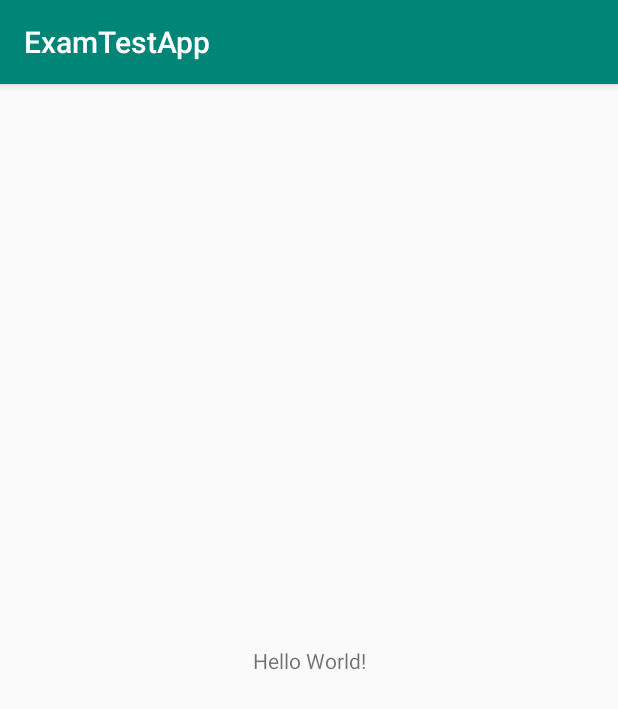
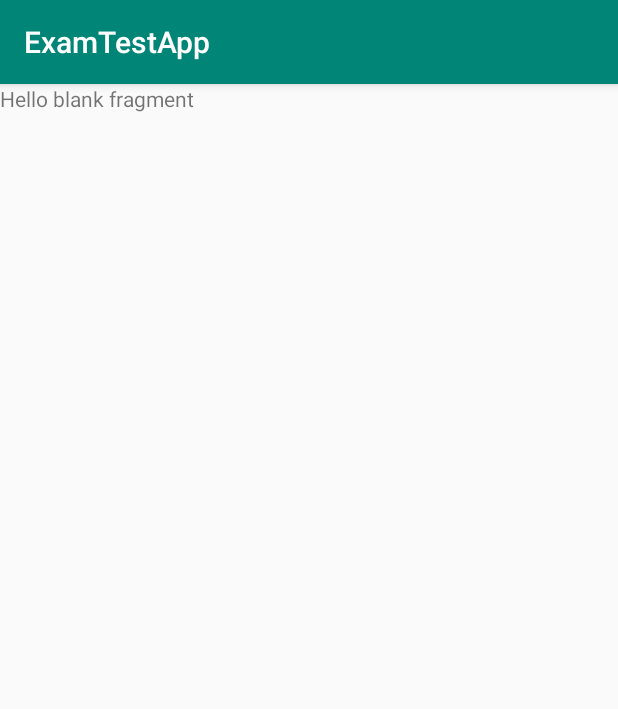
Before and after one commit to amir-hossain/ExamAppTest, an Android app: the screen it shows after launch (MainActivity), on a phone screen of 412 x 824 dp. Shown: the top 709 px of the screen. Run offline under Robolectric (Android 15) with nearby library versions, the phone set to English and light mode, and no system bars.

Commit message:
activity and fragment life cycle

```diff
--- a/app/build.gradle
+++ b/app/build.gradle
@@ -22,6 +22,7 @@ dependencies {
     implementation fileTree(dir: 'libs', include: ['*.jar'])
     implementation 'com.android.support:appcompat-v7:28.0.0'
     implementation 'com.android.support.constraint:constraint-layout:1.1.3'
+    implementation 'com.android.support:support-v4:28.0.0'
     testImplementation 'junit:junit:4.12'
     androidTestImplementation 'com.android.support.test:runner:1.0.2'
     androidTestImplementation 'com.android.support.test.espresso:espresso-core:3.0.2'
--- a/app/src/main/java/com/example/amir/examtestapp/MainActivity.java
+++ b/app/src/main/java/com/example/amir/examtestapp/MainActivity.java
@@ -2,12 +2,62 @@ package com.example.amir.examtestapp;
 
 import android.support.v7.app.AppCompatActivity;
 import android.os.Bundle;
+import android.util.Log;
 
 public class MainActivity extends AppCompatActivity {
 
+    private String tag="life cycle method";
     @Override
     protected void onCreate(Bundle savedInstanceState) {
+
         super.onCreate(savedInstanceState);
+        Log.i(tag,"activity on create(initialize)");
         setContentView(R.layout.activity_main);
+
+
+    }
+
+    @Override
+    protected void onStart() {
+
+        super.onStart();
+        Log.i(tag,"activity on start(visible)");
+    }
+
+    @Override
+    protected void onResume() {
+
+        super.onResume();
+        Log.i(tag,"activity on resume(user interaction)");
+
+
+    }
+
+    @Override
+    protected void onPause() {
+
+        super.onPause();
+        Log.i(tag,"activity on pause(stop user interaction)");
+    }
+
+    @Override
+    protected void onStop() {
+
+        super.onStop();
+        Log.i(tag,"activity on stop(invisible)");
+    }
+
+    @Override
+    protected void onDestroy() {
+
+        super.onDestroy();
+        Log.i(tag,"activity on destroy(free memory)");
+    }
+
+
+    @Override
+    protected void onRestart() {
+        super.onRestart();
+        Log.i(tag,"activity on re start (reopen)");
     }
 }
--- /dev/null
+++ b/app/src/main/java/com/example/amir/examtestapp/MainFragment.java
@@ -0,0 +1,95 @@
+package com.example.amir.examtestapp;
+
+import android.content.Context;
+import android.net.Uri;
+import android.os.Bundle;
+import android.support.annotation.Nullable;
+import android.support.v4.app.Fragment;
+import android.util.Log;
+import android.view.LayoutInflater;
+import android.view.View;
+import android.view.ViewGroup;
+
+
+
+public class MainFragment extends Fragment {
+
+    private String tag="life cycle method";
+
+    public MainFragment() {
+        // Required empty public constructor
+    }
+
+
+    @Override
+    public void onAttach(Context context) {
+        super.onAttach(context);
+
+        Log.i(tag,"fragment on attach");
+    }
+
+    @Override
+    public void onCreate(Bundle savedInstanceState) {
+        super.onCreate(savedInstanceState);
+
+        Log.i(tag,"fragment on create");
+
+    }
+
+    @Override
+    public View onCreateView(LayoutInflater inflater, ViewGroup container,
+                             Bundle savedInstanceState) {
+        Log.i(tag,"fragment on createView");
+        return inflater.inflate(R.layout.fragment_main, container, false);
+    }
+
+    @Override
+    public void onActivityCreated(@Nullable Bundle savedInstanceState) {
+        super.onActivityCreated(savedInstanceState);
+        Log.i(tag,"fragment on activity created");
+    }
+
+    @Override
+    public void onStart() {
+        super.onStart();
+        Log.i(tag,"fragment on start");
+    }
+
+    @Override
+    public void onResume() {
+        super.onResume();
+        Log.i(tag,"fragment on resume");
+    }
+
+    @Override
+    public void onPause() {
+        super.onPause();
+        Log.i(tag,"fragment on pause");
+    }
+
+    @Override
+    public void onStop() {
+        super.onStop();
+        Log.i(tag,"fragment on stop");
+    }
+
+    @Override
+    public void onDestroyView() {
+        super.onDestroyView();
+        Log.i(tag,"fragment on destroy view");
+    }
+
+    @Override
+    public void onDestroy() {
+        super.onDestroy();
+        Log.i(tag,"fragment on destroy");
+    }
+
+    @Override
+    public void onDetach() {
+        super.onDetach();
+        Log.i(tag,"fragment on detach");
+
+    }
+
+}
--- a/app/src/main/res/layout/activity_main.xml
+++ b/app/src/main/res/layout/activity_main.xml
@@ -6,13 +6,9 @@
     android:layout_height="match_parent"
     tools:context=".MainActivity">
 
-    <TextView
+    <fragment
+        android:id="@+id/fragment"
+        android:name="com.example.amir.examtestapp.MainFragment"
         android:layout_width="wrap_content"
-        android:layout_height="wrap_content"
-        android:text="Hello World!"
-        app:layout_constraintBottom_toBottomOf="parent"
-        app:layout_constraintLeft_toLeftOf="parent"
-        app:layout_constraintRight_toRightOf="parent"
-        app:layout_constraintTop_toTopOf="parent" />
-
+        android:layout_height="wrap_content" />
 </android.support.constraint.ConstraintLayout>
--- /dev/null
+++ b/app/src/main/res/layout/fragment_main.xml
@@ -0,0 +1,14 @@
+<?xml version="1.0" encoding="utf-8"?>
+<FrameLayout xmlns:android="http://schemas.android.com/apk/res/android"
+    xmlns:tools="http://schemas.android.com/tools"
+    android:layout_width="match_parent"
+    android:layout_height="match_parent"
+    tools:context=".MainFragment">
+
+    <!-- TODO: Update blank fragment layout -->
+    <TextView
+        android:layout_width="match_parent"
+        android:layout_height="match_parent"
+        android:text="@string/hello_blank_fragment" />
+
+</FrameLayout>
--- a/app/src/main/res/values/strings.xml
+++ b/app/src/main/res/values/strings.xml
@@ -1,3 +1,6 @@
 <resources>
     <string name="app_name">ExamTestApp</string>
+
+    <!-- TODO: Remove or change this placeholder text -->
+    <string name="hello_blank_fragment">Hello blank fragment</string>
 </resources>
```
